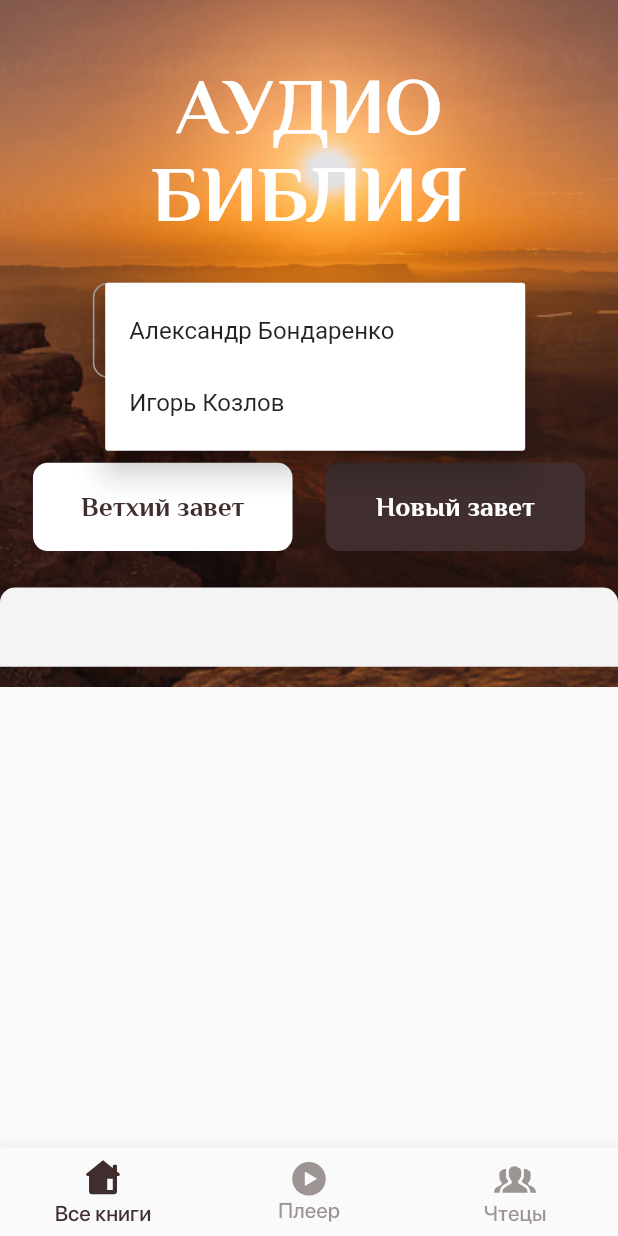
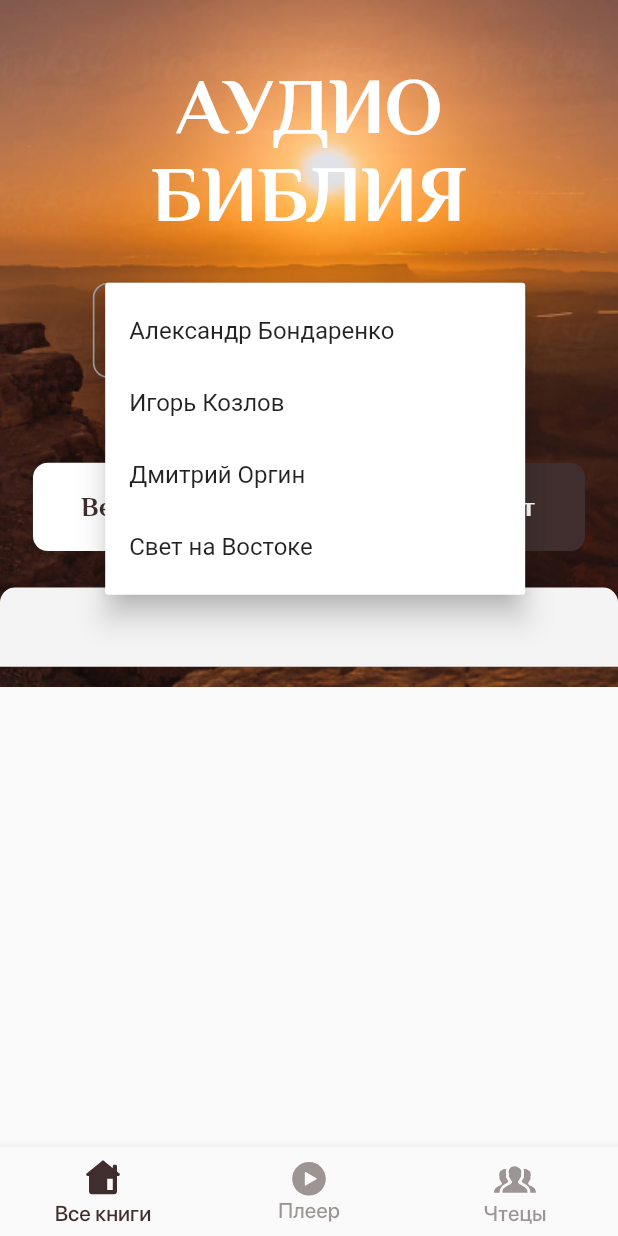
Before and after one commit to zatovagul/audiobible, a Flutter app: the screen it shows after launch, after a tap on an icon or button, on a phone screen of 412 x 824 dp. Run offline on Flutter 3.47's test engine with Material 2 defaults, Android fonts, the phone set to English and light mode, and no system bars; our stand-ins replace audio_video_progress_bar, cached_network_image, dio, flutter_bloc, flutter_svg, freezed_annotation and 6 more; generated files the repository leaves out were written again; network calls fail.

Commit message:
Fixes:  New Readers  Text Links  Scroll problem fixes  Text Size changed  Backpress works

```diff
--- a/assets/data/readers.json
+++ b/assets/data/readers.json
@@ -10,5 +10,17 @@
     "info":"К сожалению, о нём ничего не изветсно. Координатор работ Осколов Николай. Новый Завет записан в 2006 году, Ветхий в 2012 году. Особенность этой озвучки – текст был начитан по специальному изданию с ударением в каждом слове. Без музыкального сопровождения.",
     "nameId":"syn-kozlov",
     "url":""
+  },
+  {
+    "name":"Дмитрий Оргин",
+    "info":"Современный русский перевод, РБО\nНезависимый благотворительный проект озвучания нового библейского перевода РБО. Осуществлен Студией \"Глагол\" в период 2013-2018 гг.\nhttp://orgin.ru/index.php/projects/item/bibliya",
+    "nameId":"rbo-orgin",
+    "url":""
+  },
+  {
+    "name":"Свет на Востоке",
+    "info":"Юбилейное издание\nИздание представляет собой отредактированный Синодальный перевод Священного Писания.\nИзменения коснулись в основном устаревших слов: библейская лексика по возможности приближена к современной.\nhttps://www.lio.ru/knigi/bibliya",
+    "nameId":"syn-jbl",
+    "url":""
   }
 ]
--- a/lib/ui/app_navigation.dart
+++ b/lib/ui/app_navigation.dart
@@ -26,6 +26,10 @@ class AppNavigation{
   /// Root Navigator
   ///
   static void pop([result]) => _navigatorState.pop(result);
+  static void booksPop([result]) {
+    if(_booksNavigatorState.canPop())
+      return _booksNavigatorState.pop(result);
+  }
   static void toHome() => _navigatorState.pushNamedAndRemoveUntil(_RouteNames.home, (_) => false);
   static void toChapters(ChaptersArgs args) => _booksNavigatorState.pushNamed(_RouteNames.chapters, arguments: args);
 
--- a/lib/ui/screens/home/home_screen.dart
+++ b/lib/ui/screens/home/home_screen.dart
@@ -63,7 +63,12 @@ class _HomeScreenState extends State<_HomeScreen> {
 
   @override
   Widget build(BuildContext context) {
-    return BlocListener<HomeScreenBloc, BaseState>(
+    return WillPopScope(
+      onWillPop: ()async{
+        AppNavigation.booksPop();
+        return false;
+      },
+      child: BlocListener<HomeScreenBloc, BaseState>(
         listener: (context, state){
           if(state is PageChanged){
             pageController.animateToPage(state.page, duration: Duration(milliseconds: 100), curve: Curves.easeIn);
@@ -98,6 +103,7 @@ class _HomeScreenState extends State<_HomeScreen> {
             ),
           );
         }),
+      ),
     );
   }
   @override
--- a/lib/ui/screens/home/home_screen_bloc.dart
+++ b/lib/ui/screens/home/home_screen_bloc.dart
@@ -54,6 +54,8 @@ class HomeScreenBloc extends Bloc<HomeEvent, BaseState> with BaseBloc{
 
   Reader? reader;
 
+  int lastTime = -400;
+
   HomeScreenBloc(BuildContext context) : super(CommonState.init()){
     playerInfo = PlayerInfo();
     player = AudioPlayer();
@@ -72,8 +74,11 @@ class HomeScreenBloc extends Bloc<HomeEvent, BaseState> with BaseBloc{
       readerId = readersList.first.id;
     }
     player.positionStream.listen((event) {
-      ///Reader check add NEED TODO
+      print("$lastTime ${(event.inMilliseconds-lastTime).abs()>=400} ${event.inMilliseconds-lastTime.abs()}");
+      if(reader==null)
+        if((event.inMilliseconds-lastTime).abs()>=400)
           if(player.playing){
+            lastTime = event.inMilliseconds;
             final chapter = playerInfo.chapter;
             final num = player.position.inMilliseconds/(player.duration?.inMilliseconds??1);
             if(player.duration?.inMilliseconds != 0)
@@ -107,6 +112,8 @@ class HomeScreenBloc extends Bloc<HomeEvent, BaseState> with BaseBloc{
 
   Stream<BaseState> _changePage(int page)async*{
     this.page = page;
+    if(page==0)
+      AppNavigation.booksPop();
     yield HomeState.pageChanged(page);
     yield CommonState.init();
   }
--- a/lib/ui/widgets/list_items/reader_item.dart
+++ b/lib/ui/widgets/list_items/reader_item.dart
@@ -9,9 +9,11 @@ import 'package:bloc_skeleton/ui/constants/app_textstyles.dart';
 import 'package:bloc_skeleton/ui/screens/home/home_screen_bloc.dart';
 import 'package:bloc_skeleton/ui/widgets/buttons/opacity_button.dart';
 import 'package:flutter/cupertino.dart';
+import 'package:flutter/gestures.dart';
 import 'package:flutter/material.dart';
 import 'package:flutter_bloc/flutter_bloc.dart';
 import 'package:flutter_svg/svg.dart';
+import 'package:url_launcher/url_launcher.dart';
 
 class ReaderItem extends StatelessWidget {
   final bool chosen;
@@ -26,6 +28,21 @@ class ReaderItem extends StatelessWidget {
         final bloc = context.read<HomeScreenBloc>();
         final player = bloc.player;
         bool isPlay = bloc.reader?.id == reader.id;
+
+        var text = reader.info;
+        final words = text.split("\n");
+        String? link;
+        words.forEach((e) {
+          print(e);
+          print("QW");
+          if(e.startsWith("http")){
+            text = text.replaceAll(e, "");
+            link = e.trim();
+            print(text.contains(e));
+            print("LINK $link");
+            print("link $text");
+          }
+        });
         return Container(
           padding: EdgeInsets.all(size.w1 * 24),
           margin: EdgeInsets.only(bottom: size.w1 * 20, left: size.w1 * 20, right: size.w1 * 20),
@@ -38,7 +55,20 @@ class ReaderItem extends StatelessWidget {
             children: [
               Text(reader.name, style: AppTextStyles.dark24w700,),
               SizedBox(height: size.w1 * 16,),
-              Text(reader.info, style: AppTextStyles.dark18P,),
+              RichText(text: TextSpan(
+                text: text,
+                style: AppTextStyles.dark18P,
+                children: [
+                  if(link!=null)
+                    TextSpan(
+                      text: link!,
+                      style: AppTextStyles.dark18P.copyWith(color: Colors.blueAccent),
+                      recognizer: TapGestureRecognizer()..onTap = (){
+                        launch(link!);
+                      }
+                    )
+                ]
+              ),),
               SizedBox(height: size.w1 * 24,),
               Text("Прослушать отрывок", style: AppTextStyles.dark18w700,),
               SizedBox(height: size.w1 * 16,),
--- a/lib/ui/widgets/slivers/title_sliver_page.dart
+++ b/lib/ui/widgets/slivers/title_sliver_page.dart
@@ -63,7 +63,7 @@ class _TitleSliverPageState extends State<TitleSliverPage> {
   }
   @override
   Widget build(BuildContext context) {
-    final fontSize = size.height/18 - offset/10;
+    final fontSize = size.height/35 - offset/35;
     return Stack(
       children: [
         SizedBox(
--- a/pubspec.yaml
+++ b/pubspec.yaml
@@ -60,6 +60,8 @@ dependencies:
   audio_video_progress_bar: ^0.9.0
   cached_network_image: ^3.1.0
 
+  url_launcher: ^6.0.12
+
 dev_dependencies:
   moor_generator: ^4.5.1
   flutter_test:
```
Also changed, not shown: pubspec.lock. Lines whose indentation alone changed are shown as unchanged.
